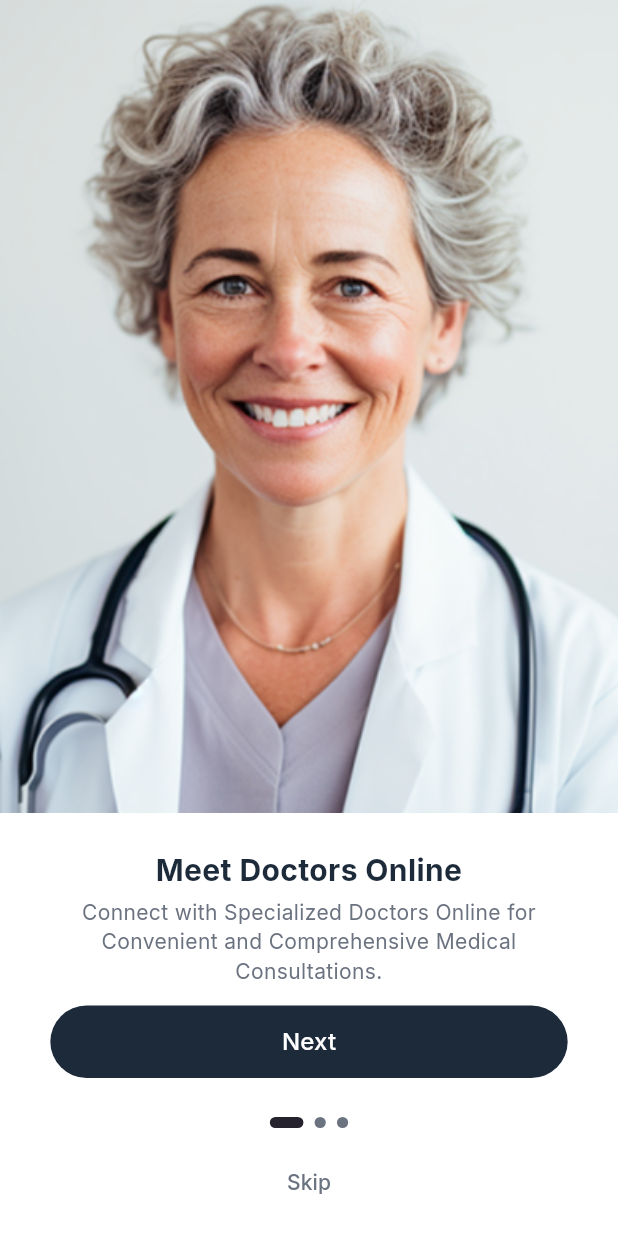
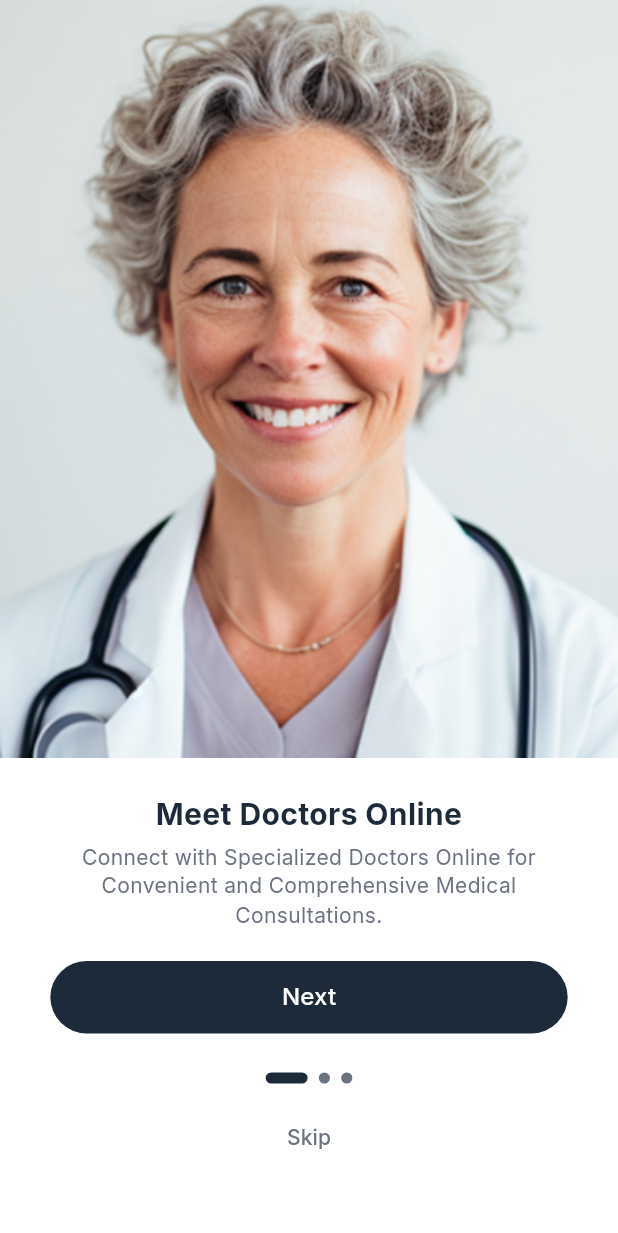
Before and after one commit to youssef-flutter26/medical-app, a Flutter app: the screen it shows after launch, on a phone screen of 412 x 824 dp. Shown: the top 1233 px of the screen. Run offline on Flutter 3.47's test engine with Material 3 defaults, Android fonts, the phone set to English and light mode, and no system bars; our stand-ins replace easy_localization, flutter_screenutil, get_it.

Commit message:
feat: refine onboarding ui
- Match onboarding layout with the reference design
- Adjust onboarding image size and positioning
- Fix onboarding vertical spacing
- Remove unnecessary bottom empty space
- Add the required bottom spacing
- Refine active and inactive page indicators
- Increase active indicator width
- Use Core design system consistently
- Use existing AppColors and AppTextStyles
- Keep existing assets and localization
- Improve overall onboarding visual consistency

```diff
--- a/lib/core/localization/locale_keys.dart
+++ b/lib/core/localization/locale_keys.dart
@@ -26,6 +26,8 @@ abstract class LocaleKeys {
       'onboardingMeetDoctorsDescription';
   static const onboardingConnectSpecialistsTitle =
       'onboardingConnectSpecialistsTitle';
+  static const onboardingConnectSpecialistsDescription =
+      'onboardingConnectSpecialistsDescription';
   static const onboardingSpecialistsTitle = 'onboardingSpecialistsTitle';
   static const onboardingSpecialistsDescription =
       'onboardingSpecialistsDescription';
--- a/lib/features/onboarding/presentation/views/onboarding_screen.dart
+++ b/lib/features/onboarding/presentation/views/onboarding_screen.dart
@@ -47,7 +47,7 @@ class _OnboardingScreenState extends State<OnboardingScreen> {
       OnboardingPageModel(
         image: AppAssets.imagesOnboarding2,
         title: LocaleKeys.onboardingConnectSpecialistsTitle.tr(),
-        description: LocaleKeys.onboardingMeetDoctorsDescription.tr(),
+        description: LocaleKeys.onboardingConnectSpecialistsDescription.tr(),
       ),
       OnboardingPageModel(
         image: AppAssets.imagesOnboarding3,
@@ -82,10 +82,7 @@ class _OnboardingScreenState extends State<OnboardingScreen> {
 
     return Scaffold(
       backgroundColor: AppColors.white,
-      body: Column(
-        children: [
-          Expanded(
-            child: PageView.builder(
+      body: PageView.builder(
         controller: _pageController,
         itemCount: pages.length,
         onPageChanged: (index) {
@@ -98,27 +95,22 @@ class _OnboardingScreenState extends State<OnboardingScreen> {
           return Column(
             children: [
               OnboardingImage(image: page.image),
-                    // Space between image and title: 28
               SizedBox(height: 28.h),
               OnboardingTextContent(
                 title: page.title,
                 description: page.description,
               ),
+              SizedBox(height: 24.h),
+              OnboardingBottomSection(
+                pageCount: pages.length,
+                currentIndex: index,
+                onNextPressed: () => _onNextPressed(pages.length),
+                onSkipPressed: _onSkipPressed,
+              ),
             ],
           );
         },
       ),
-          ),
-          // Space between description and button: adjusted to 16 to visually match Figma reference
-          SizedBox(height: 16.h),
-          OnboardingBottomSection(
-            pageCount: pages.length,
-            currentIndex: _currentIndex,
-            onNextPressed: () => _onNextPressed(pages.length),
-            onSkipPressed: _onSkipPressed,
-          ),
-        ],
-      ),
     );
   }
 }
--- a/lib/features/onboarding/presentation/widgets/onboarding_bottom_section.dart
+++ b/lib/features/onboarding/presentation/widgets/onboarding_bottom_section.dart
@@ -24,6 +24,7 @@ class OnboardingBottomSection extends StatelessWidget {
   Widget build(BuildContext context) {
     return SafeArea(
       top: false,
+      bottom: false,
       child: Padding(
         padding: EdgeInsets.symmetric(horizontal: 36.w),
         child: Column(
@@ -34,19 +35,16 @@ class OnboardingBottomSection extends StatelessWidget {
               text: LocaleKeys.onboardingNext.tr(),
               onPressed: onNextPressed,
             ),
-            // Space between button(s) and page dots: 28
             SizedBox(height: 28.h),
             OnboardingPageIndicator(
               count: pageCount,
               currentIndex: currentIndex,
             ),
-            // Space between page dots and Skip text: 24
             SizedBox(height: 24.h),
             OnboardingSkipButton(
               onPressed: onSkipPressed,
             ),
-            // Bottom spacing: 24
-            SizedBox(height: 24.h),
+            SizedBox(height: 56.h),
           ],
         ),
       ),
--- a/lib/features/onboarding/presentation/widgets/onboarding_page_indicator.dart
+++ b/lib/features/onboarding/presentation/widgets/onboarding_page_indicator.dart
@@ -28,11 +28,11 @@ class OnboardingPageIndicator extends StatelessWidget {
       duration: const Duration(milliseconds: 200),
       curve: Curves.easeInOut,
       margin: EdgeInsets.symmetric(horizontal: 4.w),
-      width: isActive ? 24.w : 8.w,
+      width: isActive ? 30.w : 8.w,
       height: 8.h,
       decoration: BoxDecoration(
         color: isActive
-            ? const Color(0xFF26232F)
+            ? AppColors.darkTeal
             : AppColors.gray500,
         borderRadius: BorderRadius.circular(4.r),
       ),
```
Also changed, not shown: 1 other file. Lines whose indentation alone changed are shown as unchanged.
